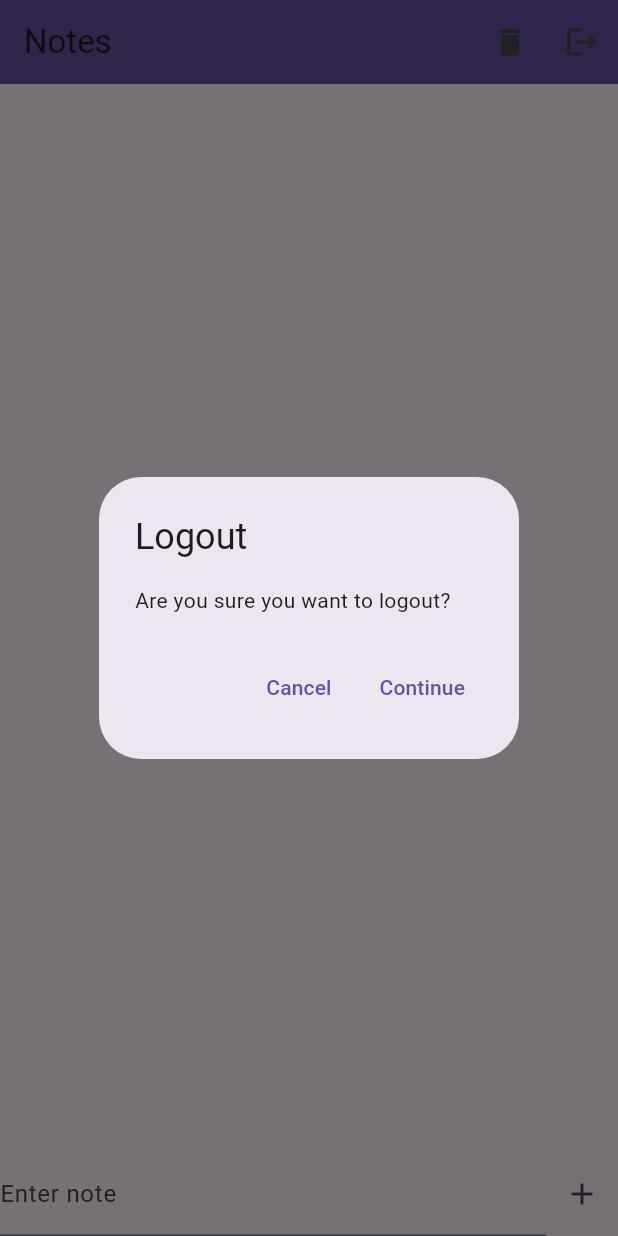
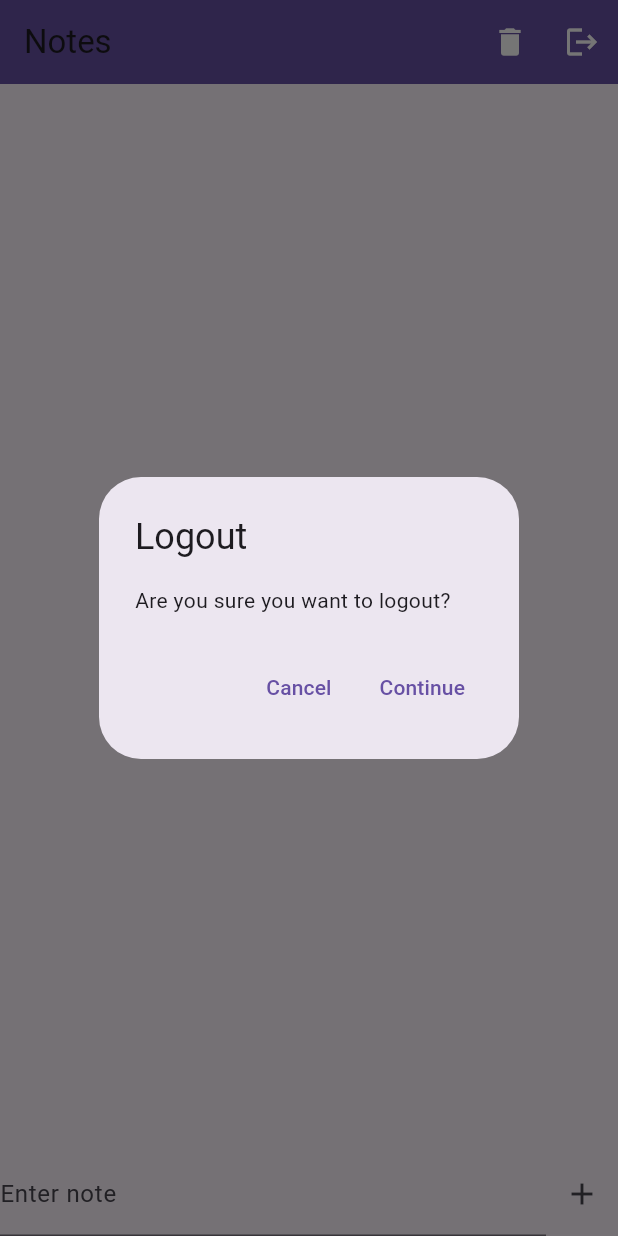
Before and after one commit to xtul9/notes, a Flutter app: the screen it shows once a user with an empty profile is signed in, after a tap on the "logout" icon, on a phone screen of 412 x 824 dp. Run offline on Flutter 3.47's test engine with Material 3 defaults, Android fonts, the phone set to English and light mode, and no system bars; our stand-ins replace cloud_firestore, firebase_auth, firebase_core; accounts and stored records are empty.

Commit message:
fix icon color, fix logout dialog not disappearing after agreeing

```diff
--- a/lib/home/home_screen.dart
+++ b/lib/home/home_screen.dart
@@ -146,7 +146,10 @@ class _HomeScreenState extends State<HomeScreen> {
 
   void _logout() {
     _showConfirmationDialog(AppLocalizations.of(context)!.logout,
-        AppLocalizations.of(context)!.logoutConfirmation, auth.signOut);
+        AppLocalizations.of(context)!.logoutConfirmation, () {
+      auth.signOut();
+      Navigator.of(context).pop();
+    });
   }
 
   @override
@@ -157,12 +160,12 @@ class _HomeScreenState extends State<HomeScreen> {
         title: Text(AppLocalizations.of(context)!.notes),
         actions: <Widget>[
           IconButton(
-            icon: const Icon(Icons.delete),
+            icon: const Icon(Icons.delete, color: Colors.white),
             onPressed: _clearNotes,
             tooltip: AppLocalizations.of(context)!.clearNotes,
           ),
           IconButton(
-            icon: const Icon(Icons.logout),
+            icon: const Icon(Icons.logout, color: Colors.white),
             onPressed: _logout,
             tooltip: AppLocalizations.of(context)!.logout,
           ),
```
